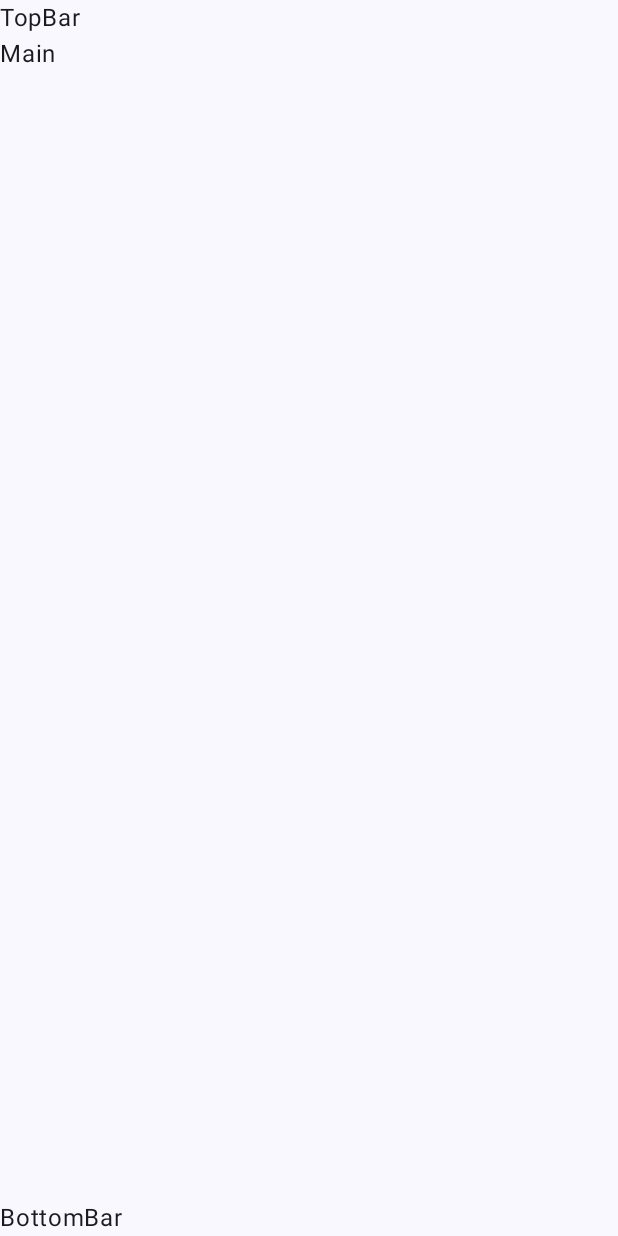
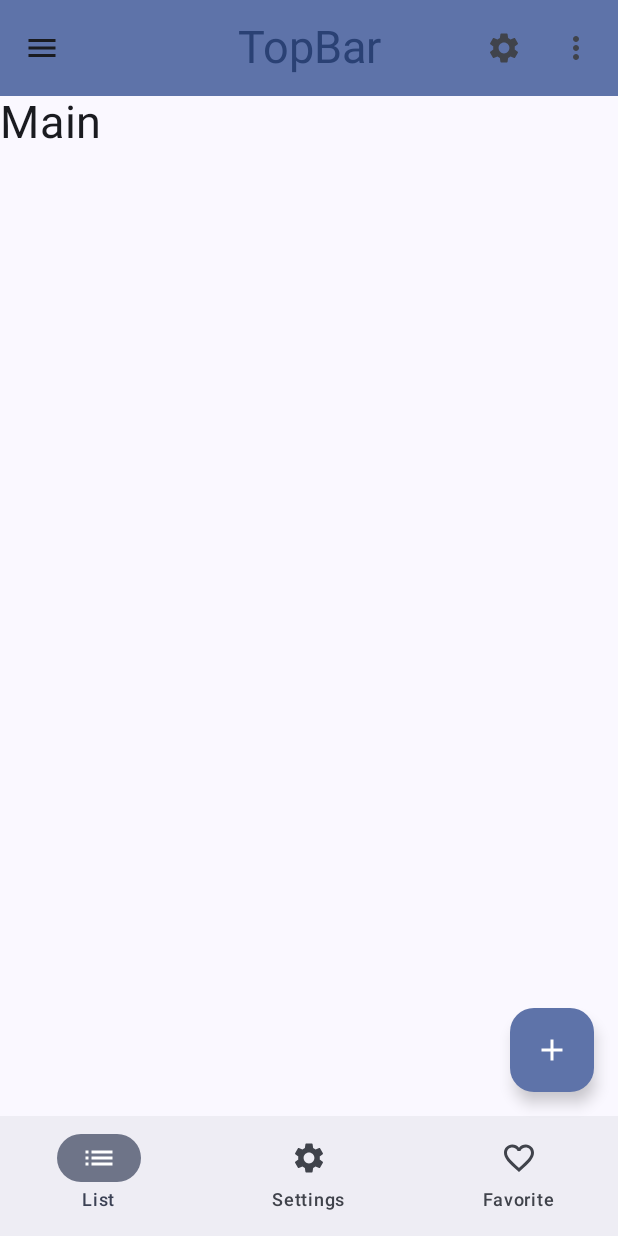
Before and after one commit to Sergey0703/aivocab, an Android app built with Jetpack Compose: the screen it shows after launch (MainActivity), on a phone screen of 412 x 824 dp. Before the commit the screen is almost empty. Run offline under Robolectric (Android 15) with nearby library versions, the phone set to English and light mode, and no system bars.

```diff
--- a/app/src/main/java/com/serhiibaliasnyi/aivocab/MainActivity.kt
+++ b/app/src/main/java/com/serhiibaliasnyi/aivocab/MainActivity.kt
@@ -7,13 +7,32 @@ import androidx.activity.compose.setContent
 import androidx.compose.foundation.layout.Box
 import androidx.compose.foundation.layout.fillMaxSize
 import androidx.compose.foundation.layout.padding
+import androidx.compose.material.icons.Icons
+import androidx.compose.material.icons.filled.Add
+import androidx.compose.material.icons.filled.FavoriteBorder
+import androidx.compose.material.icons.filled.List
+import androidx.compose.material.icons.filled.Menu
+import androidx.compose.material.icons.filled.MoreVert
+import androidx.compose.material.icons.filled.Settings
+import androidx.compose.material3.CenterAlignedTopAppBar
+import androidx.compose.material3.ExperimentalMaterial3Api
+import androidx.compose.material3.FabPosition
+import androidx.compose.material3.FloatingActionButton
+import androidx.compose.material3.Icon
+import androidx.compose.material3.IconButton
 import androidx.compose.material3.MaterialTheme
+import androidx.compose.material3.NavigationBar
+import androidx.compose.material3.NavigationBarItem
 import androidx.compose.material3.Scaffold
 import androidx.compose.material3.Surface
 import androidx.compose.material3.Text
+import androidx.compose.material3.TopAppBarColors
+import androidx.compose.material3.TopAppBarDefaults
 import androidx.compose.runtime.Composable
 import androidx.compose.ui.Modifier
+import androidx.compose.ui.res.stringResource
 import androidx.compose.ui.tooling.preview.Preview
+import androidx.compose.ui.unit.sp
 import com.serhiibaliasnyi.aivocab.ui.theme.AIVocabTheme
 
 class MainActivity : ComponentActivity() {
@@ -27,6 +46,7 @@ class MainActivity : ComponentActivity() {
     }
 }
 //@SuppressLint("UnusedMaterial3ScaffoldPaddingParameter")
+@OptIn(ExperimentalMaterial3Api::class)
 @Preview(showSystemUi = true)
 @Composable
 fun AppScreen() {
@@ -37,17 +57,81 @@ fun AppScreen() {
 //        )
 //    }
     Scaffold(
-        topBar = {Text(text="TopBar")},
-        bottomBar = {Text(text="BottomBar")}
+        topBar = {
+            CenterAlignedTopAppBar(
+                title = { Text(text="TopBar", fontSize = 30.sp) },
+                colors=TopAppBarDefaults.largeTopAppBarColors(
+                    containerColor =MaterialTheme.colorScheme.primaryContainer,
+                    titleContentColor =MaterialTheme.colorScheme.primary
+                ),
+                navigationIcon = {
+                    IconButton(onClick = { /*TODO*/ }) {
+                        Icon(imageVector = Icons.Default.Menu,
+                            contentDescription = "Main menu")
+                    }
+                },
+                actions = {
+                    IconButton(onClick = { /*TODO*/ }) {
+                        Icon(imageVector = Icons.Default.Settings,
+                            contentDescription = "Settings")
+                    }
+                    IconButton(onClick = { /*TODO*/ }) {
+                        Icon(imageVector = Icons.Default.MoreVert,
+                            contentDescription = "More menu")
+                    }
+                }
+
+
+            )
+            },
+
+        floatingActionButton = {
+            FloatingActionButton(onClick = { /*TODO*/ }) {
+                Icon(imageVector = Icons.Default.Add,
+                    contentDescription = "More menu")
+            }
+            },
+        floatingActionButtonPosition = FabPosition.End,
+        bottomBar = {
+            NavigationBar {
+                NavigationBarItem(
+                    selected =true ,
+                    label ={ Text(text="List")},
+                    onClick = { /*TODO*/ },
+                    icon = {
+                        Icon(imageVector = Icons.Default.List,
+                            contentDescription = "List")
+                     })
+                NavigationBarItem(
+                    selected =false ,
+                    label ={ Text(text="Settings")},
+                    onClick = { /*TODO*/ },
+                    icon = {
+                        Icon(imageVector = Icons.Default.Settings,
+                            contentDescription = "Settings")
+                    })
+                NavigationBarItem(
+                    selected =false ,
+                    label ={ Text(text="Favorite")},
+                    onClick = { /*TODO*/ },
+                    icon = {
+                        Icon(imageVector = Icons.Default.FavoriteBorder,
+                            contentDescription = "Favorite")
+                    })
+            }
+
+                    },
+        snackbarHost = {}
 
     ){paddingValues ->
         Box(
             modifier = Modifier
-            .padding(paddingValues)
-            .fillMaxSize()
+                .padding(paddingValues)
+                .fillMaxSize()
         ) {
             Text(
-                text = "Main"
+                text = "Main",
+                fontSize = 30.sp
             )
         }
     }
```
